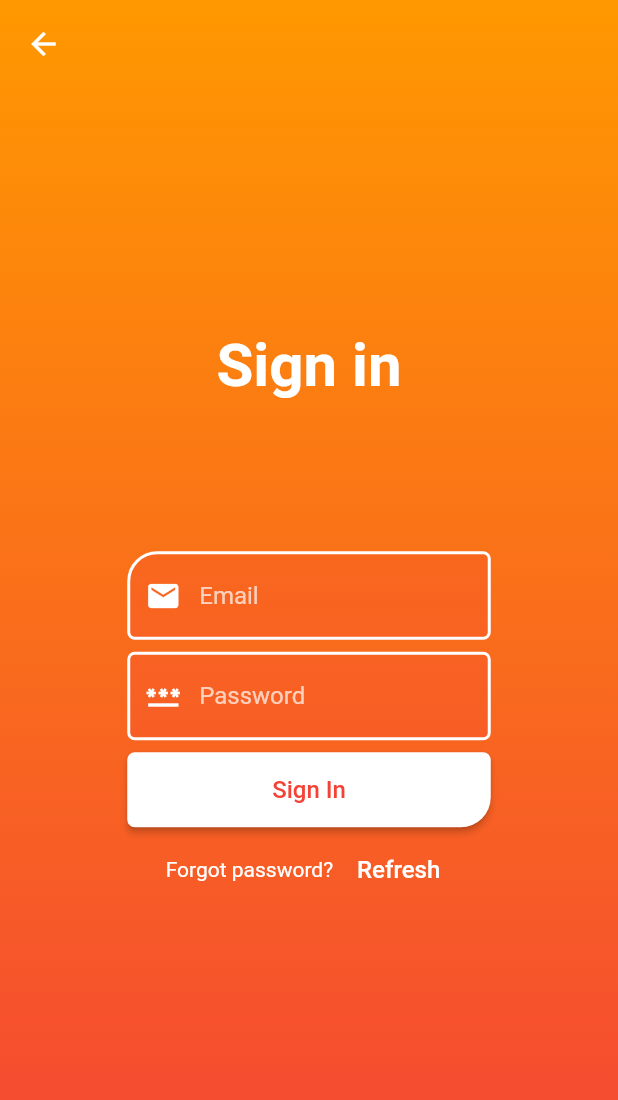
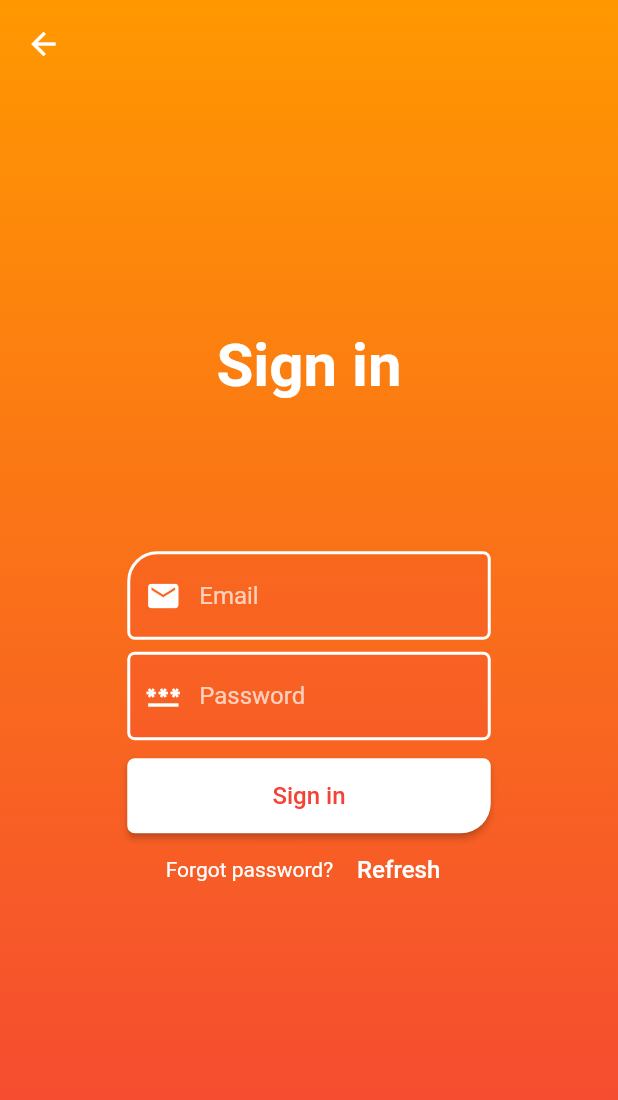
Before and after one commit to makjac/Flutter_Fit_fit_meal, a Flutter app: the screen it shows after launch, after a tap on "Sign in", on a phone screen of 412 x 824 dp. Shown: the top 1100 px of the screen. Run offline on Flutter 3.47's test engine with Material 2 defaults, Android fonts, the phone set to English and light mode, and no system bars; our stand-ins replace bloc, equatable, firebase_auth, firebase_core, flutter_bloc, go_router; accounts and stored records are empty.

Commit message:
Auth screens bloc integration

```diff
--- a/lib/main.dart
+++ b/lib/main.dart
@@ -4,7 +4,8 @@ import 'package:fit_fit_meal/firebase_options.dart';
 import 'package:fit_fit_meal/screens/auth/forgot_password/forgot_passwd_page.dart';
 import 'package:fit_fit_meal/screens/auth/signIn/signi_n_page.dart';
 import 'package:fit_fit_meal/screens/auth/signUp/sign_up_page.dart';
-import 'package:fit_fit_meal/screens/home/home_page.dart';
+import 'package:fit_fit_meal/screens/home/home_screen.dart';
+import 'package:fit_fit_meal/screens/welcome/welcome_page.dart';
 import 'package:flutter/material.dart';
 import 'package:flutter_bloc/flutter_bloc.dart';
 import 'package:go_router/go_router.dart';
@@ -51,7 +52,7 @@ class _FitFitMealState extends State<FitFitMeal> {
     routes: <GoRoute>[
       GoRoute(
         path: "/",
-        builder: (context, state) => const Home(),
+        builder: (context, state) => const WelcomePage(),
         routes: <GoRoute>[
           GoRoute(
               path: "signIn", builder: (context, state) => const LoginPage()),
@@ -65,6 +66,11 @@ class _FitFitMealState extends State<FitFitMeal> {
           ),
         ],
       ),
+      GoRoute(
+        path: "/home",
+        builder: (context, state) => const HomePage(),
+        routes: const <GoRoute>[],
+      ),
     ],
   );
 }
--- /dev/null
+++ b/lib/screens/auth/Widgets/auth_button.dart
@@ -0,0 +1,32 @@
+import 'package:flutter/material.dart';
+import '../../../widgets/buttonStyle/auth_button_style.dart';
+
+class AuthButton extends StatelessWidget {
+  final GlobalKey<FormState> formKey;
+  final String label;
+  final void Function()? onPressed;
+
+  const AuthButton({
+    Key? key,
+    required this.formKey,
+    required this.label,
+    required this.onPressed,
+  }) : super(key: key);
+
+  @override
+  Widget build(BuildContext context) {
+    double width = MediaQuery.of(context).size.width;
+    return SizedBox(
+      width: width / 1.7,
+      height: 50,
+      child: ElevatedButton(
+        onPressed: onPressed,
+        style: authButtonStyle(),
+        child: Text(
+          label,
+          style: const TextStyle(color: Colors.red, fontSize: 16),
+        ),
+      ),
+    );
+  }
+}
--- /dev/null
+++ b/lib/screens/auth/Widgets/auth_email_text_field.dart
@@ -0,0 +1,38 @@
+import 'package:flutter/material.dart';
+
+import '../../../utils/validator.dart';
+import '../../../widgets/inputDecoration/border_top_left.dart';
+
+class AuthEmailTextField extends StatelessWidget {
+  final void Function(String?)? onSaved;
+  const AuthEmailTextField({
+    Key? key,
+    required this.onSaved,
+  }) : super(key: key);
+
+  @override
+  Widget build(BuildContext context) {
+    double width = MediaQuery.of(context).size.width;
+
+    return SizedBox(
+      width: width / 1.7,
+      child: TextFormField(
+        decoration: borderTopLeft(
+          "Email",
+          const Icon(
+            Icons.email,
+            color: Colors.white,
+          ),
+        ),
+        style: const TextStyle(color: Colors.white),
+        validator: (value) {
+          if (Validator.isEmail(value)) {
+            return null;
+          }
+          return "email is incorrect!";
+        },
+        onSaved: onSaved,
+      ),
+    );
+  }
+}
--- a/lib/screens/auth/signIn/sign_in_context.dart
+++ b/lib/screens/auth/signIn/sign_in_context.dart
@@ -1,9 +1,12 @@
+// ignore_for_file: must_be_immutable
+
 import 'package:fit_fit_meal/bloc/auth/auth_bloc.dart';
+import 'package:fit_fit_meal/screens/auth/Widgets/auth_button.dart';
+import 'package:fit_fit_meal/screens/auth/Widgets/auth_email_text_field.dart';
+import 'package:fit_fit_meal/screens/auth/Widgets/auth_loading_button.dart';
 import 'package:fit_fit_meal/screens/auth/Widgets/auth_title.dart';
 import 'package:fit_fit_meal/utils/validator.dart';
-import 'package:fit_fit_meal/widgets/buttonStyle/auth_button_style.dart';
 import 'package:fit_fit_meal/widgets/inputDecoration/border_none.dart';
-import 'package:fit_fit_meal/widgets/inputDecoration/border_top_left.dart';
 import 'package:flutter/material.dart';
 import 'package:flutter_bloc/flutter_bloc.dart';
 import 'package:go_router/go_router.dart';
@@ -27,12 +30,32 @@ class SignInContext extends StatelessWidget {
           key: _formKey,
           child: Column(
             children: [
-              _emailTextField(width),
+              AuthEmailTextField(
+                  onSaved: (newEmail) => _email = newEmail ?? ""),
               const SizedBox(height: 8),
               _passwordTextField(width),
               const SizedBox(height: 8),
-              _signInButton(width, context),
               const SizedBox(height: 4),
+              BlocBuilder<AuthBloc, AuthState>(
+                builder: (context, state) {
+                  if (state is LogginIn) {
+                    return const AuthLoadingButton();
+                  }
+                  return AuthButton(
+                    formKey: _formKey,
+                    label: "Sign in",
+                    onPressed: () {
+                      final isValid = _formKey.currentState?.validate();
+                      if (isValid == true) {
+                        _formKey.currentState?.save();
+                        BlocProvider.of<AuthBloc>(context).add(
+                          SignIn(email: _email, password: _password),
+                        );
+                      }
+                    },
+                  );
+                },
+              ),
               _forgotPasswdButton(context),
             ],
           ),
@@ -40,27 +63,6 @@ class SignInContext extends StatelessWidget {
       ],
     );
   }
-
-  Widget _emailTextField(double width) => SizedBox(
-        width: width / 1.7,
-        child: TextFormField(
-          decoration: borderTopLeft(
-            "Email",
-            const Icon(
-              Icons.email,
-              color: Colors.white,
-            ),
-          ),
-          style: const TextStyle(color: Colors.white),
-          validator: (value) {
-            if (Validator.isEmail(value)) {
-              return null;
-            }
-            return "email is incorrect!";
-          },
-          onSaved: (newEmail) => _email = newEmail ?? "",
-        ),
-      );
 
   Widget _passwordTextField(double width) => SizedBox(
         width: width / 1.7,
@@ -81,26 +83,6 @@ class SignInContext extends StatelessWidget {
             return "Field is empty!";
           },
           onSaved: (newPassword) => _password = newPassword ?? "",
-        ),
-      );
-
-  Widget _signInButton(double width, BuildContext context) => SizedBox(
-        width: width / 1.7,
-        height: 50,
-        child: ElevatedButton(
-          onPressed: () {
-            final isValid = _formKey.currentState?.validate();
-            if (isValid == true) {
-              _formKey.currentState?.save();
-              BlocProvider.of<AuthBloc>(context)
-                  .add(SignIn(email: _email, password: _password));
-            }
-          },
-          style: authButtonStyle(),
-          child: const Text(
-            "Sign In",
-            style: TextStyle(color: Colors.red, fontSize: 16),
-          ),
         ),
       );
 
--- a/lib/screens/auth/signIn/signi_n_page.dart
+++ b/lib/screens/auth/signIn/signi_n_page.dart
@@ -2,6 +2,10 @@ import 'package:fit_fit_meal/screens/auth/signIn/sign_in_context.dart';
 import 'package:fit_fit_meal/widgets/boxDecoration/home_gradnient_bacground.dart';
 import 'package:fit_fit_meal/widgets/buttons/pop_back_arrow.dart';
 import 'package:flutter/material.dart';
+import 'package:flutter_bloc/flutter_bloc.dart';
+import 'package:go_router/go_router.dart';
+
+import '../../../bloc/auth/auth_bloc.dart';
 
 class LoginPage extends StatelessWidget {
   const LoginPage({super.key});
@@ -10,7 +14,13 @@ class LoginPage extends StatelessWidget {
   Widget build(BuildContext context) {
     return SafeArea(
       child: Scaffold(
-        body: Container(
+        body: BlocListener<AuthBloc, AuthState>(
+          listener: (context, state) {
+            if (state is LoggedIn) {
+              context.go("/home");
+            }
+          },
+          child: Container(
             height: double.infinity,
             width: double.infinity,
             decoration: homeGradientBacground(),
@@ -27,6 +37,7 @@ class LoginPage extends StatelessWidget {
             ),
           ),
         ),
+      ),
     );
   }
 }
--- a/lib/screens/home/home_page.dart
+++ b/lib/screens/welcome/welcome_page.dart
@@ -1,11 +1,11 @@
-import 'package:fit_fit_meal/screens/home/home_sign_up_button.dart';
-import 'package:fit_fit_meal/screens/home/home_sign_in_button.dart';
-import 'package:fit_fit_meal/screens/home/home_title.dart';
+import 'package:fit_fit_meal/screens/welcome/welcome_sign_up_button.dart';
+import 'package:fit_fit_meal/screens/welcome/welcome_sign_in_button.dart';
+import 'package:fit_fit_meal/screens/welcome/welcome_title.dart';
 import 'package:fit_fit_meal/widgets/boxDecoration/home_gradnient_bacground.dart';
 import 'package:flutter/material.dart';
 
-class Home extends StatelessWidget {
-  const Home({super.key});
+class WelcomePage extends StatelessWidget {
+  const WelcomePage({super.key});
 
   @override
   Widget build(BuildContext context) {
@@ -19,10 +19,10 @@ class Home extends StatelessWidget {
               child: Column(
                 mainAxisAlignment: MainAxisAlignment.center,
                 children: const [
-                  HomeTitle(),
+                  WelcomeTitle(),
                   SizedBox(height: 150),
-                  HomeSignUpButton(),
-                  HomeSignInButton(),
+                  WelcomeSignUpButton(),
+                  WelcomeSignInButton(),
                 ],
               ),
             ),
--- a/lib/screens/home/home_sign_in_button.dart
+++ b/lib/screens/welcome/welcome_sign_in_button.dart
@@ -1,8 +1,8 @@
 import 'package:flutter/material.dart';
 import 'package:go_router/go_router.dart';
 
-class HomeSignInButton extends StatelessWidget {
-  const HomeSignInButton({super.key});
+class WelcomeSignInButton extends StatelessWidget {
+  const WelcomeSignInButton({super.key});
 
   @override
   Widget build(BuildContext context) {
--- a/lib/screens/home/home_sign_up_button.dart
+++ b/lib/screens/welcome/welcome_sign_up_button.dart
@@ -1,8 +1,8 @@
 import 'package:flutter/material.dart';
 import 'package:go_router/go_router.dart';
 
-class HomeSignUpButton extends StatelessWidget {
-  const HomeSignUpButton({super.key});
+class WelcomeSignUpButton extends StatelessWidget {
+  const WelcomeSignUpButton({super.key});
 
   @override
   Widget build(BuildContext context) {
--- a/lib/screens/home/home_title.dart
+++ b/lib/screens/welcome/welcome_title.dart
@@ -1,7 +1,7 @@
 import 'package:flutter/material.dart';
 
-class HomeTitle extends StatelessWidget {
-  const HomeTitle({super.key});
+class WelcomeTitle extends StatelessWidget {
+  const WelcomeTitle({super.key});
 
   @override
   Widget build(BuildContext context) {
```
Also changed, not shown: lib/screens/auth/Widgets/auth_loading_button.dart (added, +22 -0 lines), lib/screens/auth/forgot_password/forgot_context.dart (+21 -43 lines), lib/screens/auth/forgot_password/forgot_passwd_page.dart (+12 -1 lines), lib/screens/auth/signUp/sign_up_context.dart (+24 -46 lines), lib/screens/auth/signUp/sign_up_page.dart (+12 -1 lines), lib/screens/home/home_screen.dart (added, +10 -0 lines). Lines whose indentation alone changed are shown as unchanged.
